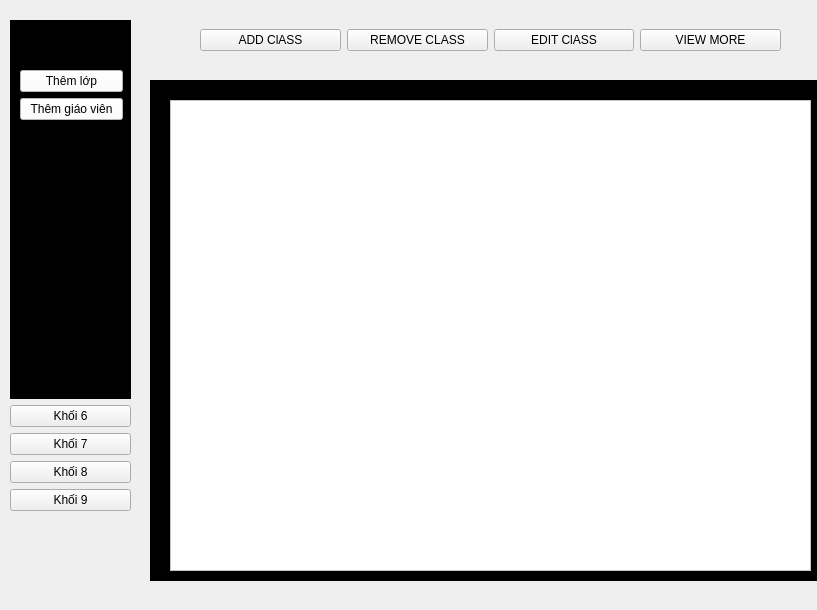
This is Ui/admin_themlop.ui in ahiendz/School-Management-System as Qt 5 draws it before an edit. The edited form follows.
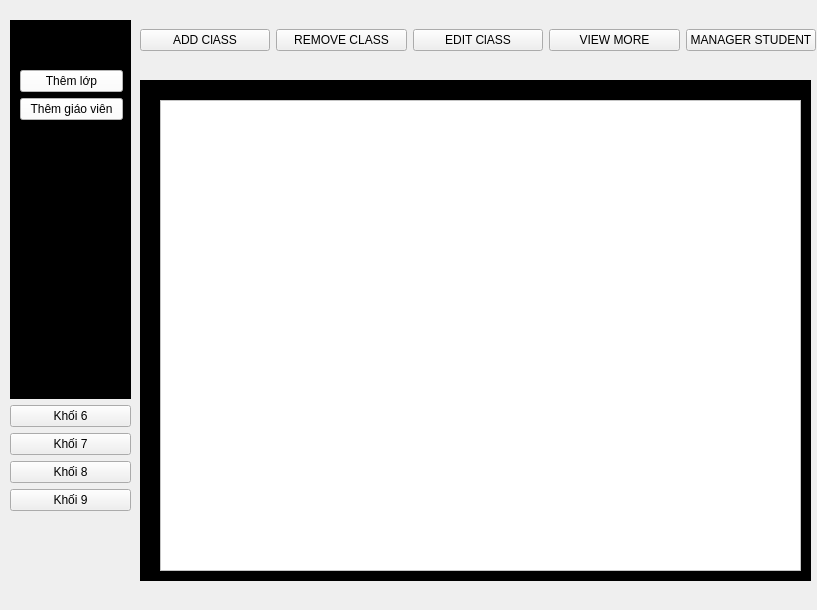
This is the edited form.

Diff of the .ui file:
```diff
--- a/Ui/admin_themlop.ui
+++ b/Ui/admin_themlop.ui
@@ -17,7 +17,7 @@
    <widget class="QStackedWidget" name="stackedWidget">
     <property name="geometry">
      <rect>
-      <x>150</x>
+      <x>140</x>
       <y>80</y>
       <width>671</width>
       <height>501</height>
@@ -214,10 +214,10 @@
    <widget class="QWidget" name="layoutWidget">
     <property name="geometry">
      <rect>
-      <x>200</x>
-      <y>10</y>
-      <width>581</width>
-      <height>61</height>
+      <x>140</x>
+      <y>0</y>
+      <width>676</width>
+      <height>81</height>
      </rect>
     </property>
     <layout class="QHBoxLayout" name="horizontalLayout">
@@ -261,6 +261,16 @@
        </property>
       </widget>
      </item>
+     <item>
+      <widget class="QPushButton" name="mngr_btn">
+       <property name="styleSheet">
+        <string notr="true">font: 20pt &quot;MS Shell Dlg 2&quot;;</string>
+       </property>
+       <property name="text">
+        <string>MANAGER STUDENT</string>
+       </property>
+      </widget>
+     </item>
     </layout>
    </widget>
   </widget>
```
